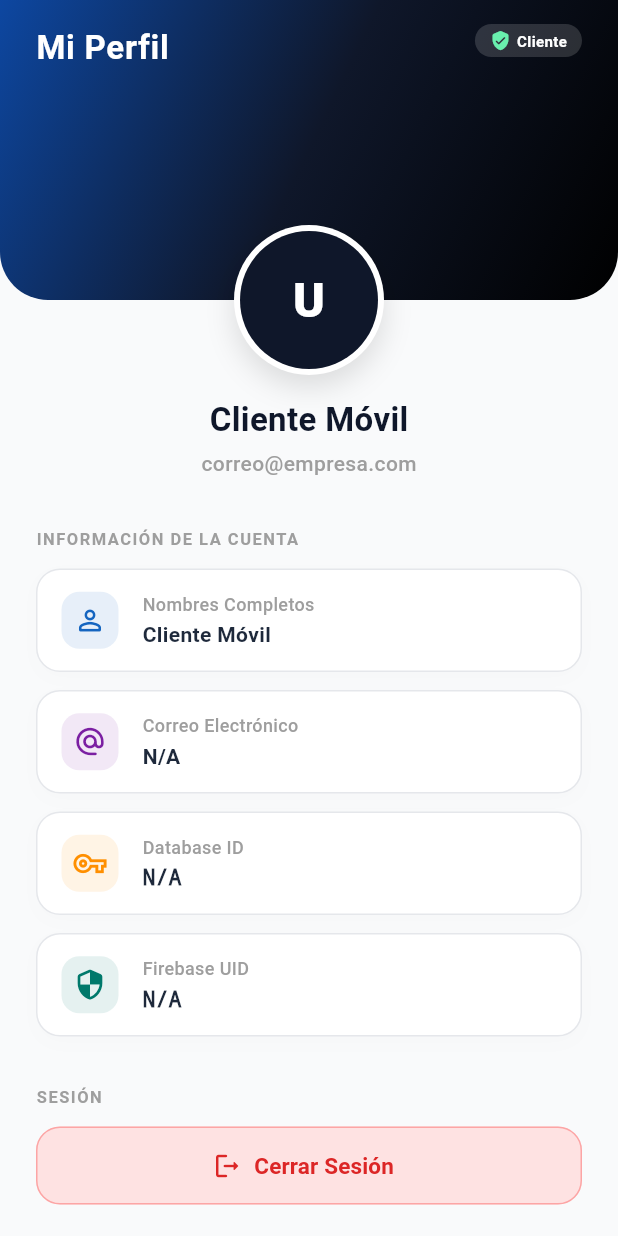
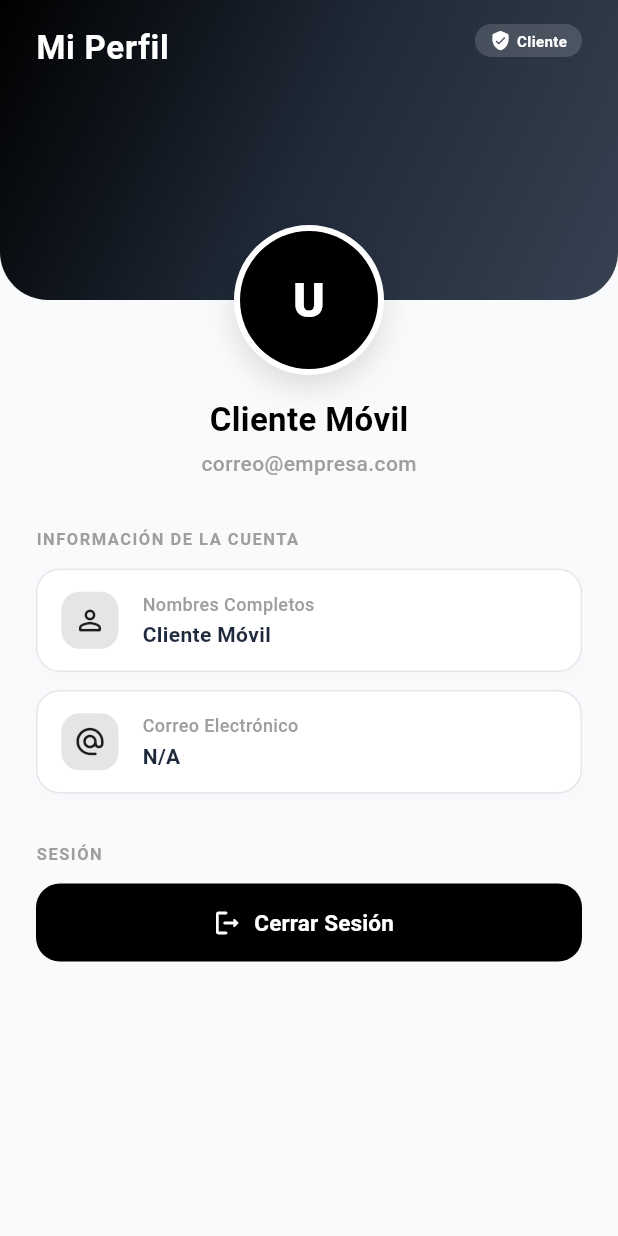
Before and after one commit to Josu-F1/Distribuidas_final, a Flutter app: the ProfilePage screen opened directly, on a phone screen of 412 x 824 dp. Run offline on Flutter 3.47's test engine with Material 3 defaults, Android fonts, the phone set to English and light mode, and no system bars; our stand-ins replace google_nav_bar; missing offline and left inert: dart:js.

```diff
--- a/vent_productos/lib/pages/main_layout.dart
+++ b/vent_productos/lib/pages/main_layout.dart
@@ -137,7 +137,7 @@ class ProfilePage extends StatelessWidget {
       body: SingleChildScrollView(
         child: Column(
           children: [
-            // Cabecera superior con degradado de diseño premium
+            // Cabecera superior con degradado de diseño premium monocromo
             Stack(
               clipBehavior: Clip.none,
               alignment: Alignment.center,
@@ -145,17 +145,17 @@ class ProfilePage extends StatelessWidget {
                 Container(
                   width: double.infinity,
                   height: 200,
-                  decoration: BoxDecoration(
+                  decoration: const BoxDecoration(
                     gradient: LinearGradient(
                       colors: [
-                        Colors.blue.shade900,
-                        const Color(0xFF0F172A),
                         Colors.black,
+                        Color(0xFF1F2937),
+                        Color(0xFF374151),
                       ],
                       begin: Alignment.topLeft,
                       end: Alignment.bottomRight,
                     ),
-                    borderRadius: const BorderRadius.only(
+                    borderRadius: BorderRadius.only(
                       bottomLeft: Radius.circular(32),
                       bottomRight: Radius.circular(32),
                     ),
@@ -185,7 +185,7 @@ class ProfilePage extends StatelessWidget {
                             child: const Row(
                               mainAxisSize: MainAxisSize.min,
                               children: [
-                                Icon(Icons.verified_user_rounded, color: Colors.greenAccent, size: 14),
+                                Icon(Icons.verified_user_rounded, color: Colors.white, size: 14),
                                 SizedBox(width: 4),
                                 Text(
                                   'Cliente',
@@ -221,7 +221,7 @@ class ProfilePage extends StatelessWidget {
                     ),
                     child: CircleAvatar(
                       radius: 46,
-                      backgroundColor: const Color(0xFF0F172A),
+                      backgroundColor: Colors.black,
                       child: Text(
                         initials,
                         style: const TextStyle(
@@ -241,7 +241,7 @@ class ProfilePage extends StatelessWidget {
             // Nombre y correo principal
             Text(
               auth.nombreCompleto,
-              style: const TextStyle(fontSize: 22, fontWeight: FontWeight.bold, color: Color(0xFF0F172A)),
+              style: const TextStyle(fontSize: 22, fontWeight: FontWeight.bold, color: Colors.black),
             ),
             const SizedBox(height: 4),
             Text(
@@ -259,32 +259,16 @@ class ProfilePage extends StatelessWidget {
                   const SizedBox(height: 12),
                   _buildInfoCard(
                     icon: Icons.person_outline_rounded,
-                    iconColor: Colors.blue.shade800,
+                    iconColor: Colors.black87,
                     title: 'Nombres Completos',
                     value: auth.nombreCompleto,
                   ),
                   const SizedBox(height: 12),
                   _buildInfoCard(
                     icon: Icons.alternate_email_rounded,
-                    iconColor: Colors.purple.shade700,
+                    iconColor: Colors.black87,
                     title: 'Correo Electrónico',
                     value: auth.email ?? 'N/A',
-                  ),
-                  const SizedBox(height: 12),
-                  _buildInfoCard(
-                    icon: Icons.vpn_key_outlined,
-                    iconColor: Colors.amber.shade800,
-                    title: 'Database ID',
-                    value: auth.uid ?? 'N/A',
-                    isCode: true,
-                  ),
-                  const SizedBox(height: 12),
-                  _buildInfoCard(
-                    icon: Icons.security_rounded,
-                    iconColor: Colors.teal.shade700,
-                    title: 'Firebase UID',
-                    value: auth.firebaseUid ?? 'N/A',
-                    isCode: true,
                   ),
 
                   const SizedBox(height: 32),
@@ -309,13 +293,12 @@ class ProfilePage extends StatelessWidget {
                         style: TextStyle(fontSize: 15, fontWeight: FontWeight.bold),
                       ),
                       style: ElevatedButton.styleFrom(
-                        backgroundColor: const Color(0xFFFEE2E2),
-                        foregroundColor: const Color(0xFFDC2626),
+                        backgroundColor: Colors.black,
+                        foregroundColor: Colors.white,
                         elevation: 0,
                         shape: RoundedRectangleBorder(
                           borderRadius: BorderRadius.circular(16),
                         ),
-                        side: const BorderSide(color: Color(0xFFFCA5A5), width: 1),
                       ),
                     ),
                   ),
```
Also changed, not shown: 1 other file.
